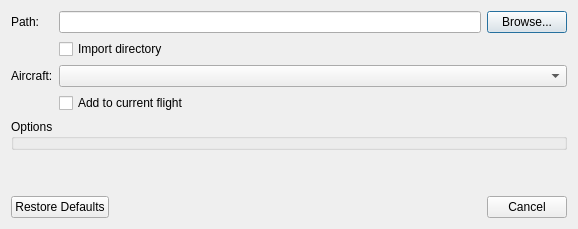
Above: src/PluginManager/src/BasicFlightImportDialog.ui from till213/SkyDolly before the change. Below: the same form after it.
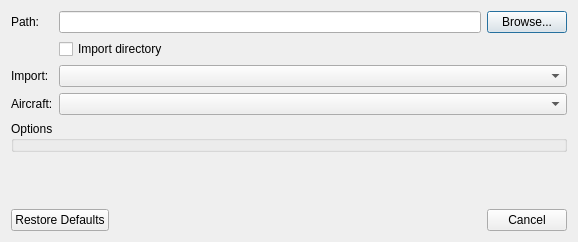
That is the form after the change. Custom widgets are drawn as their Qt base class.

The edit to the form file:
```diff
--- a/src/PluginManager/src/BasicFlightImportDialog.ui
+++ b/src/PluginManager/src/BasicFlightImportDialog.ui
@@ -7,7 +7,7 @@
     <x>0</x>
     <y>0</y>
     <width>578</width>
-    <height>229</height>
+    <height>242</height>
    </rect>
   </property>
   <property name="windowTitle">
@@ -55,19 +55,36 @@
       </widget>
      </item>
      <item row="2" column="0">
+      <widget class="QLabel" name="aircraftLabel_2">
+       <property name="text">
+        <string>Import:</string>
+       </property>
+      </widget>
+     </item>
+     <item row="2" column="1">
+      <widget class="QComboBox" name="aircraftImportModeComboBox">
+       <property name="sizePolicy">
+        <sizepolicy hsizetype="Preferred" vsizetype="Fixed">
+         <horstretch>0</horstretch>
+         <verstretch>0</verstretch>
+        </sizepolicy>
+       </property>
+      </widget>
+     </item>
+     <item row="3" column="0">
       <widget class="QLabel" name="aircraftLabel">
        <property name="text">
         <string>Aircraft:</string>
        </property>
       </widget>
      </item>
-     <item row="2" column="1">
-      <widget class="AircraftSelectionComboBox" name="aircraftSelectionComboBox"/>
-     </item>
      <item row="3" column="1">
-      <widget class="QCheckBox" name="addToFlightCheckBox">
-       <property name="text">
-        <string>Add to current flight</string>
+      <widget class="AircraftSelectionComboBox" name="aircraftSelectionComboBox">
+       <property name="sizePolicy">
+        <sizepolicy hsizetype="Preferred" vsizetype="Fixed">
+         <horstretch>0</horstretch>
+         <verstretch>0</verstretch>
+        </sizepolicy>
        </property>
       </widget>
      </item>
```
